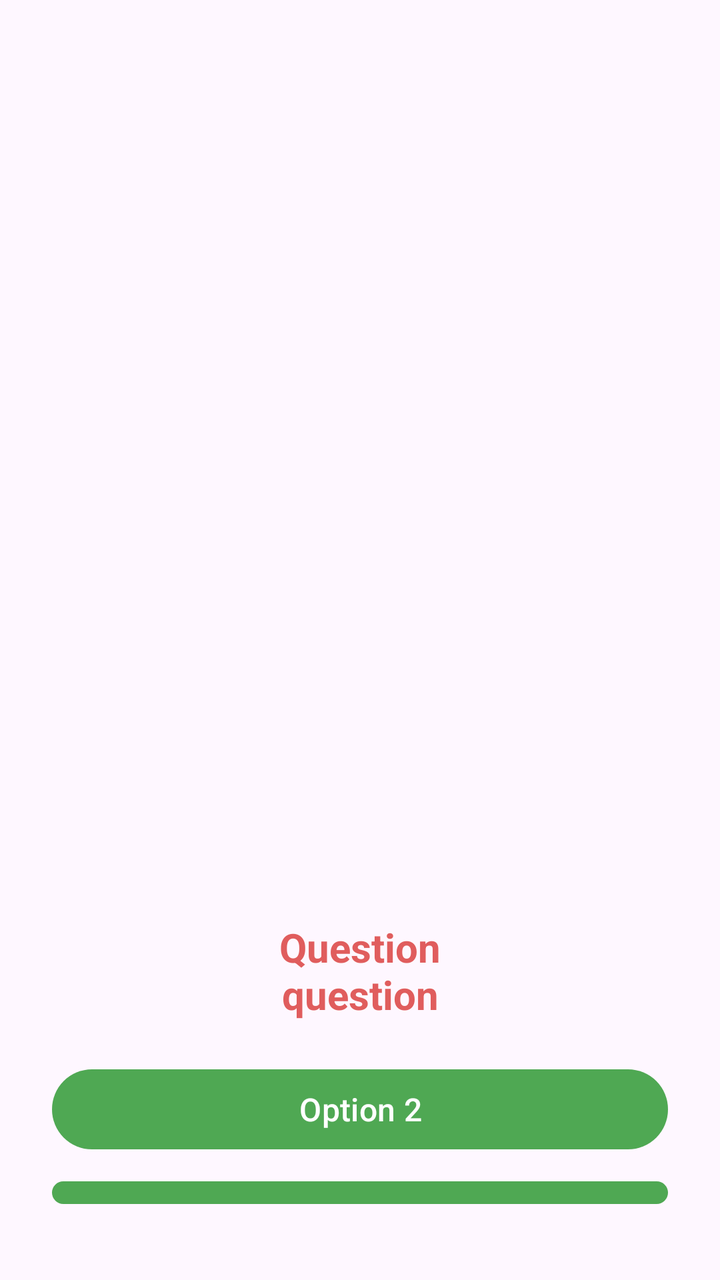
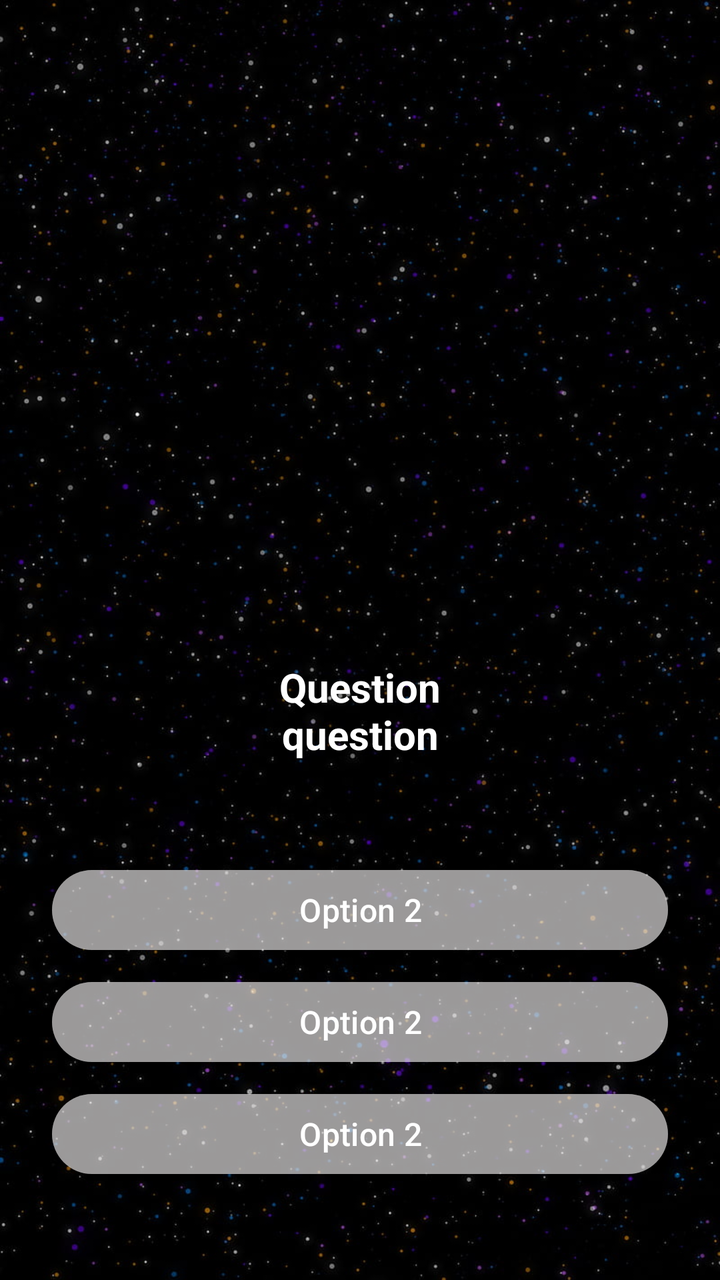

An Android layout rendered at two revisions. The XML below is the earlier revision; the diff shows what the commit changed to produce the second picture.
<!-- AndroidManifest.xml: application theme Theme.LoginSignupAuth -->
<!-- res/layout/activity_quiz.xml -->
<?xml version="1.0" encoding="utf-8"?>
<LinearLayout xmlns:android="http://schemas.android.com/apk/res/android"
    xmlns:tools="http://schemas.android.com/tools"
    android:layout_width="match_parent"
    android:layout_height="match_parent"
    android:orientation="vertical"
    android:padding="16dp"
    tools:context=".quizActivity">

    <LinearLayout
        android:layout_width="match_parent"
        android:layout_height="wrap_content"
        android:layout_marginTop="430dp"
        android:orientation="vertical"
        android:padding="10dp">

        <TextView
            android:id="@+id/questionText"
            android:layout_width="match_parent"
            android:layout_height="wrap_content"
            android:layout_marginBottom="16dp"
            android:padding="4dp"
            android:text="Question\nquestion"
            android:textAlignment="center"
            android:textColor="@color/pink"
            android:textSize="20sp"
            android:textStyle="bold" />

        <Button
            android:id="@+id/option1Button"
            android:layout_width="match_parent"
            android:layout_height="wrap_content"
            android:layout_marginBottom="8dp"
            android:text="Option 2"
            android:textSize="16sp" />

        <Button
            android:id="@+id/option2Button"
            android:layout_width="match_parent"
            android:layout_height="wrap_content"
            android:layout_marginBottom="8dp"
            android:text="Option 2"
            android:textSize="16sp" />

        <Button
            android:id="@+id/option3Button"
            android:layout_width="match_parent"
            android:layout_height="wrap_content"
            android:layout_marginBottom="8dp"
            android:text="Option 2"
            android:textSize="16sp" />

    </LinearLayout>

    <Button
        android:id="@+id/restartButton"
        android:layout_width="match_parent"
        android:layout_height="wrap_content"
        android:layout_marginTop="35dp"
        android:backgroundTint="@color/pink"
        android:enabled="false"
        android:padding="10dp"
        android:text="Restart Quiz"
        android:textColor="@color/teal_200"
        android:textSize="16sp" />

</LinearLayout>
<!-- resources referenced by this layout -->
<resources>
  <color name="pink">#e05d5d</color>
  <color name="teal_200">#FF03DAC5</color>
  <style name="Theme.LoginSignupAuth" parent="Base.Theme.LoginSignupAuth" />
  <style name="Base.Theme.LoginSignupAuth" parent="Theme.Material3.DayNight.NoActionBar">
          
           <item name="colorPrimary">@color/green</item>
          <item name="colorPrimaryVariant">@color/green</item>
          <item name="android:statusBarColor">@color/green</item>
      </style>
  <color name="green">#4fa853</color>
</resources>

<!-- the commit's change to res/layout/activity_quiz.xml (unified diff, before → after) -->
@@ -4,25 +4,26 @@
     android:layout_width="match_parent"
     android:layout_height="match_parent"
     android:orientation="vertical"
+    android:background="@drawable/tic10"
     android:padding="16dp"
     tools:context=".quizActivity">
 
     <LinearLayout
         android:layout_width="match_parent"
         android:layout_height="wrap_content"
-        android:layout_marginTop="430dp"
+        android:layout_marginTop="300dp"
         android:orientation="vertical"
         android:padding="10dp">
 
         <TextView
             android:id="@+id/questionText"
             android:layout_width="match_parent"
-            android:layout_height="wrap_content"
+            android:layout_height="89dp"
             android:layout_marginBottom="16dp"
             android:padding="4dp"
             android:text="Question\nquestion"
             android:textAlignment="center"
-            android:textColor="@color/pink"
+            android:textColor="@color/white"
             android:textSize="20sp"
             android:textStyle="bold" />
 
@@ -31,7 +32,9 @@
             android:layout_width="match_parent"
             android:layout_height="wrap_content"
             android:layout_marginBottom="8dp"
+            android:backgroundTint="#68EDEBEB"
             android:text="Option 2"
+            android:textColor="@color/white"
             android:textSize="16sp" />
 
         <Button
@@ -39,7 +42,9 @@
             android:layout_width="match_parent"
             android:layout_height="wrap_content"
             android:layout_marginBottom="8dp"
+            android:backgroundTint="#68EDEBEB"
             android:text="Option 2"
+            android:textColor="@color/white"
             android:textSize="16sp" />
 
         <Button
@@ -47,7 +52,9 @@
             android:layout_width="match_parent"
             android:layout_height="wrap_content"
             android:layout_marginBottom="8dp"
+            android:backgroundTint="#68EDEBEB"
             android:text="Option 2"
+            android:textColor="@color/white"
             android:textSize="16sp" />
 
     </LinearLayout>
@@ -61,7 +68,7 @@
         android:enabled="false"
         android:padding="10dp"
         android:text="Restart Quiz"
-        android:textColor="@color/teal_200"
+        android:textColor="@color/white"
         android:textSize="16sp" />
 
 </LinearLayout>
<!-- resource entries referenced after the edit -->
@@ -1,7 +1,8 @@
 <!-- resources referenced by this layout -->
 <resources>
   <color name="pink">#e05d5d</color>
-  <color name="teal_200">#FF03DAC5</color>
+  <color name="white">#FFFFFFFF</color>
+  <!-- drawable tic10: jpg bitmap (drawable, 99441 bytes) -->
   <style name="Theme.LoginSignupAuth" parent="Base.Theme.LoginSignupAuth" />
   <style name="Base.Theme.LoginSignupAuth" parent="Theme.Material3.DayNight.NoActionBar">
           
